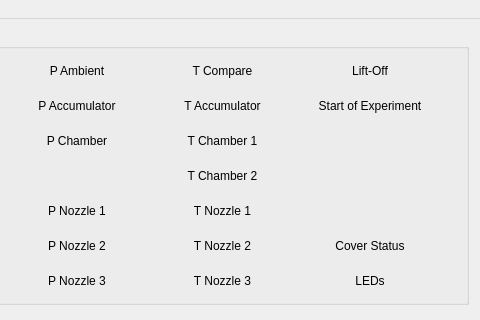
Old version of the form MEEGA-Groundstation/UI-Files/MEEGA_mainWindow.ui in the repository JanNiklasJuedt/MEEGA-Software; both pictures show x 617 to 1097 and y 0 to 320 of the 1366 by 817 pixel window.
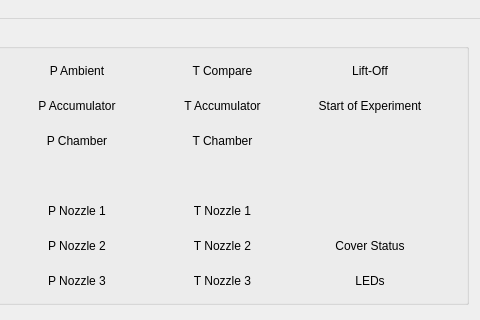
New version of the form. Icons and pictures are not drawn.

Commit message: Removing T Chamber 1 from UI

```diff
--- a/MEEGA-Groundstation/UI-Files/MEEGA_mainWindow.ui
+++ b/MEEGA-Groundstation/UI-Files/MEEGA_mainWindow.ui
@@ -998,19 +998,6 @@
              </property>
             </widget>
            </item>
-           <item row="2" column="5">
-            <widget class="QLabel" name="textLabelTChamber1">
-             <property name="toolTip">
-              <string>&lt;html&gt;&lt;head/&gt;&lt;body&gt;&lt;p&gt;&lt;img src=&quot;:/qrc/resources/activeBorderless.png&quot; width=&quot;18&quot; height=&quot;18&quot; style=&quot;vertical-align: middle;&quot;/&gt; = value is ok&lt;/p&gt;&lt;p&gt;&lt;img src=&quot;:/qrc/resources/issuesBorderless.png&quot; width=&quot;18&quot; height=&quot;18&quot; style=&quot;vertical-align: middle;&quot;/&gt; = value is the same as last value&lt;/p&gt;&lt;p&gt;&lt;img src=&quot;:/qrc/resources/inactiveBorderless.png&quot; width=&quot;18&quot; height=&quot;18&quot; style=&quot;vertical-align: middle;&quot;/&gt; = value is all 1 or all 0&lt;/p&gt;&lt;/body&gt;&lt;/html&gt;</string>
-             </property>
-             <property name="text">
-              <string>T Chamber 1</string>
-             </property>
-             <property name="alignment">
-              <set>Qt::AlignmentFlag::AlignCenter</set>
-             </property>
-            </widget>
-           </item>
            <item row="1" column="7">
             <widget class="QLabel" name="textLabelSOE">
              <property name="toolTip">
@@ -1213,50 +1200,6 @@
              </property>
             </widget>
            </item>
-           <item row="3" column="5">
-            <widget class="QLabel" name="textLabelTChamber2">
-             <property name="toolTip">
-              <string>&lt;html&gt;&lt;head/&gt;&lt;body&gt;&lt;p&gt;&lt;img src=&quot;:/qrc/resources/activeBorderless.png&quot; width=&quot;18&quot; height=&quot;18&quot; style=&quot;vertical-align: middle;&quot;/&gt; = value is ok&lt;/p&gt;&lt;p&gt;&lt;img src=&quot;:/qrc/resources/issuesBorderless.png&quot; width=&quot;18&quot; height=&quot;18&quot; style=&quot;vertical-align: middle;&quot;/&gt; = value is the same as last value&lt;/p&gt;&lt;p&gt;&lt;img src=&quot;:/qrc/resources/inactiveBorderless.png&quot; width=&quot;18&quot; height=&quot;18&quot; style=&quot;vertical-align: middle;&quot;/&gt; = value is all 1 or all 0&lt;/p&gt;&lt;/body&gt;&lt;/html&gt;</string>
-             </property>
-             <property name="text">
-              <string>T Chamber 2</string>
-             </property>
-             <property name="alignment">
-              <set>Qt::AlignmentFlag::AlignCenter</set>
-             </property>
-            </widget>
-           </item>
-           <item row="3" column="6">
-            <widget class="QLabel" name="statusLabelTChamber2">
-             <property name="sizePolicy">
-              <sizepolicy hsizetype="Fixed" vsizetype="Fixed">
-               <horstretch>0</horstretch>
-               <verstretch>0</verstretch>
-              </sizepolicy>
-             </property>
-             <property name="minimumSize">
-              <size>
-               <width>25</width>
-               <height>25</height>
-              </size>
-             </property>
-             <property name="toolTip">
-              <string>&lt;html&gt;&lt;head/&gt;&lt;body&gt;&lt;p&gt;&lt;img src=&quot;:/qrc/resources/activeBorderless.png&quot; width=&quot;18&quot; height=&quot;18&quot; style=&quot;vertical-align: middle;&quot;/&gt; = value is ok&lt;/p&gt;&lt;p&gt;&lt;img src=&quot;:/qrc/resources/issuesBorderless.png&quot; width=&quot;18&quot; height=&quot;18&quot; style=&quot;vertical-align: middle;&quot;/&gt; = value is the same as last value&lt;/p&gt;&lt;p&gt;&lt;img src=&quot;:/qrc/resources/inactiveBorderless.png&quot; width=&quot;18&quot; height=&quot;18&quot; style=&quot;vertical-align: middle;&quot;/&gt; = value is all 1 or all 0&lt;/p&gt;&lt;/body&gt;&lt;/html&gt;</string>
-             </property>
-             <property name="frameShape">
-              <enum>QFrame::Shape::NoFrame</enum>
-             </property>
-             <property name="frameShadow">
-              <enum>QFrame::Shadow::Sunken</enum>
-             </property>
-             <property name="text">
-              <string/>
-             </property>
-             <property name="alignment">
-              <set>Qt::AlignmentFlag::AlignCenter</set>
-             </property>
-            </widget>
-           </item>
            <item row="4" column="2">
             <widget class="QLabel" name="textLabelPNozzle1">
              <property name="toolTip">
@@ -1440,6 +1383,50 @@
              </property>
             </widget>
            </item>
+           <item row="2" column="5">
+            <widget class="QLabel" name="textLabelTChamber2">
+             <property name="toolTip">
+              <string>&lt;html&gt;&lt;head/&gt;&lt;body&gt;&lt;p&gt;&lt;img src=&quot;:/qrc/resources/activeBorderless.png&quot; width=&quot;18&quot; height=&quot;18&quot; style=&quot;vertical-align: middle;&quot;/&gt; = value is ok&lt;/p&gt;&lt;p&gt;&lt;img src=&quot;:/qrc/resources/issuesBorderless.png&quot; width=&quot;18&quot; height=&quot;18&quot; style=&quot;vertical-align: middle;&quot;/&gt; = value is the same as last value&lt;/p&gt;&lt;p&gt;&lt;img src=&quot;:/qrc/resources/inactiveBorderless.png&quot; width=&quot;18&quot; height=&quot;18&quot; style=&quot;vertical-align: middle;&quot;/&gt; = value is all 1 or all 0&lt;/p&gt;&lt;/body&gt;&lt;/html&gt;</string>
+             </property>
+             <property name="text">
+              <string>T Chamber</string>
+             </property>
+             <property name="alignment">
+              <set>Qt::AlignmentFlag::AlignCenter</set>
+             </property>
+            </widget>
+           </item>
+           <item row="2" column="6">
+            <widget class="QLabel" name="statusLabelTChamber2">
+             <property name="sizePolicy">
+              <sizepolicy hsizetype="Fixed" vsizetype="Fixed">
+               <horstretch>0</horstretch>
+               <verstretch>0</verstretch>
+              </sizepolicy>
+             </property>
+             <property name="minimumSize">
+              <size>
+               <width>25</width>
+               <height>25</height>
+              </size>
+             </property>
+             <property name="toolTip">
+              <string>&lt;html&gt;&lt;head/&gt;&lt;body&gt;&lt;p&gt;&lt;img src=&quot;:/qrc/resources/activeBorderless.png&quot; width=&quot;18&quot; height=&quot;18&quot; style=&quot;vertical-align: middle;&quot;/&gt; = value is ok&lt;/p&gt;&lt;p&gt;&lt;img src=&quot;:/qrc/resources/issuesBorderless.png&quot; width=&quot;18&quot; height=&quot;18&quot; style=&quot;vertical-align: middle;&quot;/&gt; = value is the same as last value&lt;/p&gt;&lt;p&gt;&lt;img src=&quot;:/qrc/resources/inactiveBorderless.png&quot; width=&quot;18&quot; height=&quot;18&quot; style=&quot;vertical-align: middle;&quot;/&gt; = value is all 1 or all 0&lt;/p&gt;&lt;/body&gt;&lt;/html&gt;</string>
+             </property>
+             <property name="frameShape">
+              <enum>QFrame::Shape::NoFrame</enum>
+             </property>
+             <property name="frameShadow">
+              <enum>QFrame::Shadow::Sunken</enum>
+             </property>
+             <property name="text">
+              <string/>
+             </property>
+             <property name="alignment">
+              <set>Qt::AlignmentFlag::AlignCenter</set>
+             </property>
+            </widget>
+           </item>
           </layout>
          </widget>
         </item>
```
Left out of the diff: 55 changed lines with no effect on the pictures. The commit also changes 3 other files.
